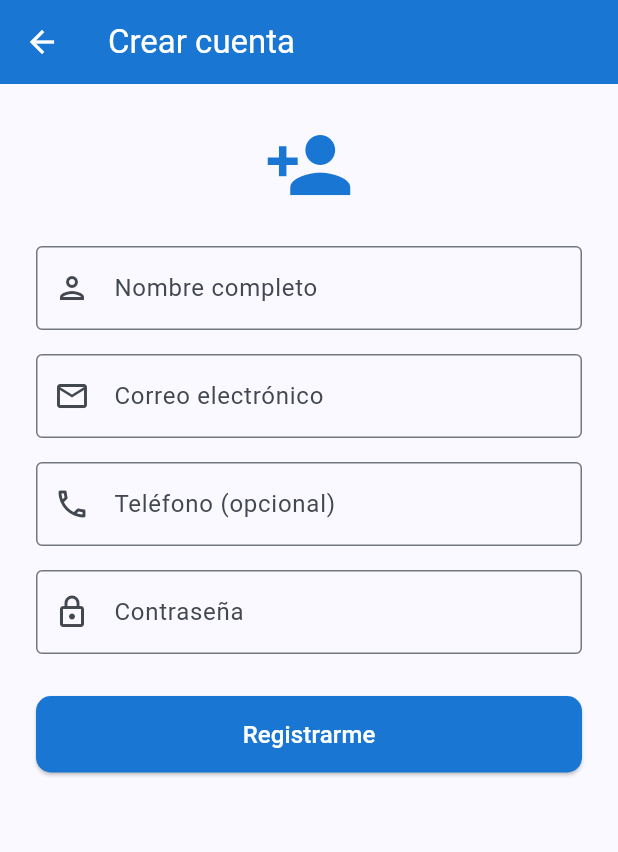
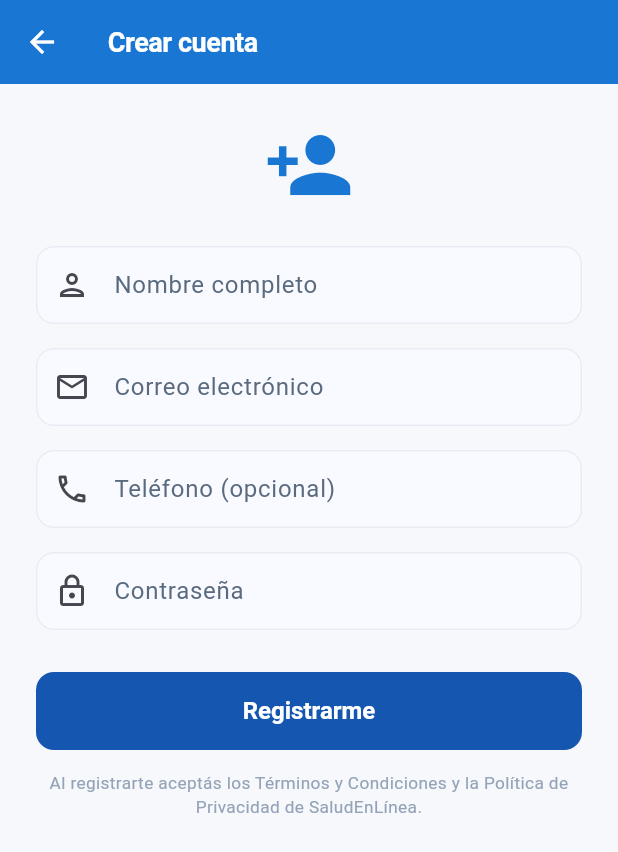
Before and after one commit to yermari2308/saludenlinea, a Flutter app: the screen it shows after launch, after a tap on "Regístrate", on a phone screen of 412 x 824 dp. Shown: the top 852 px of the screen. Run offline on Flutter 3.47's test engine with Material 3 defaults, Android fonts, the phone set to English and light mode, and no system bars; our stand-ins replace file_picker, google_sign_in, open_file, shared_preferences; missing offline and left inert: health; network calls fail.

Commit message:
Rediseño UI: paleta clínica, semáforo semántico, Fluent y accesibilidad
- Fondo azul-grisáceo claro (F6F8FB) para reducir fatiga visual
- Botón Urgente: rojo brillante desaturado (EB5757) con anillo blanco
  y doble sombra de elevación — alerta sin agresividad
- Semáforo HRA con colores semánticos propios (verde 3BA55D, amarillo
  F2B01E, naranja-rojo E8590C) separados de la marca
- Sombras suaves estilo Fluent (las tarjetas flotan) + elevatedShadow
- textTheme con interlineado 1.5 y jerarquía por peso tipográfico
- main.dart ahora usa AppTheme.theme (tema unificado en toda la app)
- DoctorCard: más padding, nombre w800 16px vs especialidad 12px
- Botones de login/registro full-width 52px de alto
- Objetivos táctiles 44x44 en +/- del carrito (WCAG)
- Nota de aceptación de Términos y Privacidad en el registro

Co-Authored-By: Claude Fable 5 <noreply@anthropic.com>

```diff
--- a/flutter_app/lib/app_theme.dart
+++ b/flutter_app/lib/app_theme.dart
@@ -1,19 +1,30 @@
 import 'package:flutter/material.dart';
 
 class AppColors {
-  static const primary = Color(0xFF0B2545);
+  // ── Paleta de confianza (marca) ─────────────────────────────────────────
+  static const primary = Color(0xFF0B2545);      // azul profundo: autoridad
   static const primaryLight = Color(0xFF1557B0);
   static const accent = Color(0xFF00C896);
   static const accentDark = Color(0xFF00A87E);
-  static const background = Color(0xFFF0F5FF);
+  // Fondo azul-grisáceo muy claro: limpieza clínica, menos fatiga visual
+  static const background = Color(0xFFF6F8FB);
   static const surface = Colors.white;
   static const textPrimary = Color(0xFF0B2545);
-  static const textSecondary = Color(0xFF64748B);
-  static const textHint = Color(0xFFADB5BD);
+  static const textSecondary = Color(0xFF5B6B7F);
+  static const textHint = Color(0xFF94A3B8);
   static const error = Color(0xFFE53E3E);
   static const warning = Color(0xFFED8936);
   static const success = Color(0xFF38A169);
-  static const cardBorder = Color(0xFFE8EDF8);
+  static const cardBorder = Color(0xFFE8EDF4);
+
+  // ── Acento de emergencia: rojo brillante pero desaturado (alerta, no agresión)
+  static const alert = Color(0xFFEB5757);
+  static const alertDark = Color(0xFFD64545);
+
+  // ── Semáforo semántico (HRA / estados clínicos) — distinto de la marca ──
+  static const semGreen = Color(0xFF3BA55D);   // salud / seguro
+  static const semYellow = Color(0xFFF2B01E);  // precaución / revisión
+  static const semRed = Color(0xFFE8590C);     // atención necesaria
 }
 
 class AppTheme {
@@ -27,6 +38,18 @@ class AppTheme {
         scaffoldBackgroundColor: AppColors.background,
         useMaterial3: true,
         fontFamily: 'Roboto',
+        // Legibilidad clínica: interlineado amplio y jerarquía por peso
+        textTheme: const TextTheme(
+          bodyLarge: TextStyle(height: 1.5, color: AppColors.textPrimary),
+          bodyMedium: TextStyle(height: 1.5, color: AppColors.textPrimary),
+          bodySmall: TextStyle(height: 1.45, color: AppColors.textSecondary),
+          titleLarge: TextStyle(
+              fontWeight: FontWeight.w800, letterSpacing: -0.3,
+              color: AppColors.textPrimary),
+          titleMedium: TextStyle(
+              fontWeight: FontWeight.w700, color: AppColors.textPrimary),
+          labelLarge: TextStyle(fontWeight: FontWeight.w600),
+        ),
         cardTheme: CardTheme(
           elevation: 0,
           color: AppColors.surface,
@@ -116,11 +139,26 @@ class AppTheme {
         shape: BoxShape.circle,
       );
 
+  // Sombra suave estilo Fluent: las tarjetas "flotan" sobre el fondo
   static BoxShadow get cardShadow => BoxShadow(
-        color: AppColors.primaryLight.withOpacity(0.08),
-        blurRadius: 16,
-        offset: const Offset(0, 4),
+        color: AppColors.primary.withOpacity(0.06),
+        blurRadius: 20,
+        offset: const Offset(0, 6),
       );
+
+  // Elevación mayor para elementos destacados (FAB, paneles principales)
+  static List<BoxShadow> get elevatedShadow => [
+        BoxShadow(
+          color: AppColors.primary.withOpacity(0.10),
+          blurRadius: 28,
+          offset: const Offset(0, 10),
+        ),
+        BoxShadow(
+          color: AppColors.primary.withOpacity(0.05),
+          blurRadius: 6,
+          offset: const Offset(0, 2),
+        ),
+      ];
 }
 
 // Shared status chip widget
--- a/flutter_app/lib/main.dart
+++ b/flutter_app/lib/main.dart
@@ -1,5 +1,6 @@
 import 'package:flutter/material.dart';
 import 'package:shared_preferences/shared_preferences.dart';
+import 'app_theme.dart';
 import 'screens/login_screen.dart';
 import 'screens/home_screen.dart';
 import 'screens/doctor_home_screen.dart';
@@ -17,11 +18,7 @@ class SaludEnLineaApp extends StatelessWidget {
     return MaterialApp(
       title: 'SaludEnLínea',
       debugShowCheckedModeBanner: false,
-      theme: ThemeData(
-        colorScheme: ColorScheme.fromSeed(seedColor: const Color(0xFF1976D2)),
-        useMaterial3: true,
-        fontFamily: 'Roboto',
-      ),
+      theme: AppTheme.theme,
       home: const SplashRouter(),
     );
   }
@@ -88,7 +85,7 @@ class _SplashRouterState extends State<SplashRouter> {
   @override
   Widget build(BuildContext context) {
     return const Scaffold(
-      backgroundColor: Color(0xFF1976D2),
+      backgroundColor: AppColors.primary,
       body: Center(
         child: Column(
           mainAxisAlignment: MainAxisAlignment.center,
--- a/flutter_app/lib/screens/login_screen.dart
+++ b/flutter_app/lib/screens/login_screen.dart
@@ -221,7 +221,8 @@ class _LoginScreenState extends State<LoginScreen> {
                             ),
                             const SizedBox(height: 4),
                             SizedBox(
-                              height: 50,
+                              width: double.infinity,
+                              height: 52,
                               child: ElevatedButton(
                                 onPressed: _loading ? null : _login,
                                 style: ElevatedButton.styleFrom(
--- a/flutter_app/lib/screens/register_screen.dart
+++ b/flutter_app/lib/screens/register_screen.dart
@@ -1,4 +1,5 @@
 import 'package:flutter/material.dart';
+import '../app_theme.dart';
 import '../services/api_service.dart';
 import 'home_screen.dart';
 
@@ -97,17 +98,35 @@ class _RegisterScreenState extends State<RegisterScreen> {
                     v == null || v.length < 6 ? 'Mínimo 6 caracteres' : null,
               ),
               const SizedBox(height: 28),
-              ElevatedButton(
-                onPressed: _loading ? null : _register,
-                style: ElevatedButton.styleFrom(
-                  backgroundColor: const Color(0xFF1976D2),
-                  foregroundColor: Colors.white,
-                  padding: const EdgeInsets.symmetric(vertical: 14),
-                  shape: RoundedRectangleBorder(borderRadius: BorderRadius.circular(10)),
+              SizedBox(
+                width: double.infinity,
+                height: 52,
+                child: ElevatedButton(
+                  onPressed: _loading ? null : _register,
+                  style: ElevatedButton.styleFrom(
+                    backgroundColor: AppColors.primaryLight,
+                    foregroundColor: Colors.white,
+                    elevation: 0,
+                    shape: RoundedRectangleBorder(
+                        borderRadius: BorderRadius.circular(12)),
+                  ),
+                  child: _loading
+                      ? const SizedBox(
+                          width: 22,
+                          height: 22,
+                          child: CircularProgressIndicator(
+                              color: Colors.white, strokeWidth: 2.5))
+                      : const Text('Registrarme',
+                          style: TextStyle(
+                              fontSize: 16, fontWeight: FontWeight.w700)),
                 ),
-                child: _loading
-                    ? const CircularProgressIndicator(color: Colors.white)
-                    : const Text('Registrarme', style: TextStyle(fontSize: 16)),
+              ),
+              const SizedBox(height: 14),
+              const Text(
+                'Al registrarte aceptás los Términos y Condiciones y la Política '
+                'de Privacidad de SaludEnLínea.',
+                textAlign: TextAlign.center,
+                style: TextStyle(fontSize: 11.5, color: AppColors.textHint, height: 1.4),
               ),
             ],
           ),
```
Also changed, not shown: flutter_app/lib/screens/cart_screen.dart (+6 -3 lines), flutter_app/lib/screens/home_screen.dart (+13 -6 lines), flutter_app/lib/screens/hra_screen.dart (+9 -7 lines), flutter_app/lib/widgets/doctor_card.dart (+6 -5 lines).
